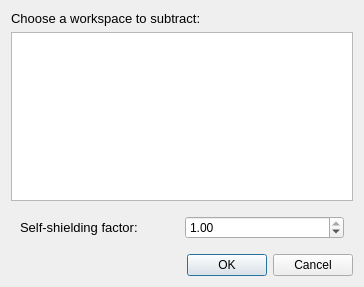
Before: the Qt Designer form mslice/widgets/workspacemanager/subtract_input_box.ui in mantidproject/mslice, drawn with Qt 5.
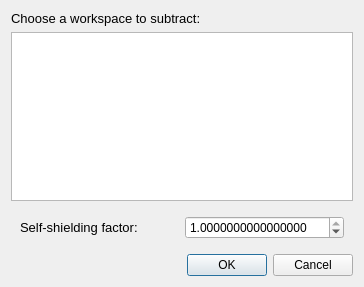
After: the same form once the commit is applied.

Commit message: Re #373 - changed spin box to have more decimal places

```diff
--- a/mslice/widgets/workspacemanager/subtract_input_box.ui
+++ b/mslice/widgets/workspacemanager/subtract_input_box.ui
@@ -63,6 +63,9 @@
         <property name="singleStep">
          <double>0.010000000000000</double>
         </property>
+        <property name="decimals">
+         <number>16</number>
+        </property>
         <property name="value">
          <double>1.000000000000000</double>
         </property>
```
